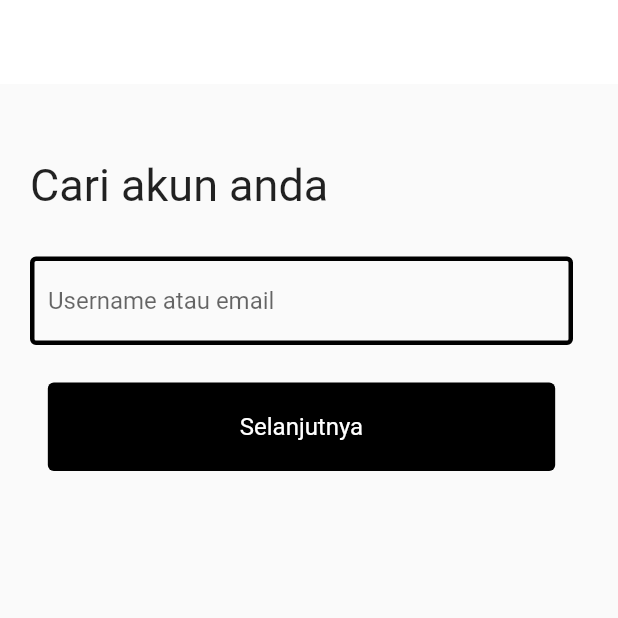
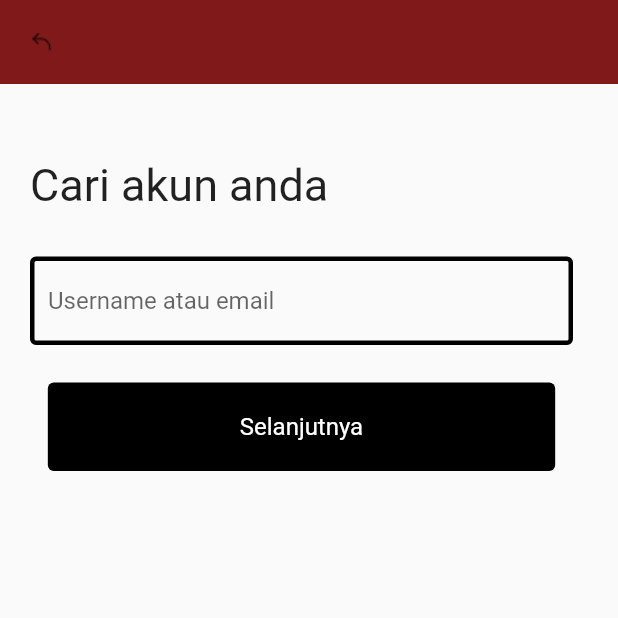
Before and after one commit to nida303/photos, a Flutter app: the ForgetPassView screen opened directly, on a phone screen of 412 x 824 dp, the top half of it. Run offline on Flutter 3.47's test engine with Material 2 defaults, Android fonts, the phone set to English and light mode, and no system bars; our stand-ins replace circle_nav_bar.

Commit message:
tambah fitur kembali

```diff
--- a/lib/forgetpass.dart
+++ b/lib/forgetpass.dart
@@ -28,8 +28,9 @@ class ForgetPassViewState extends State<ForgetPassView> {
           onTap: () {
             Navigator.pop(context);
           },
+          child: Image.asset('assets/images/Back.png'),
         ),
-        backgroundColor: Colors.white,
+        backgroundColor: const Color.fromARGB(255, 128, 26, 26),
         elevation: 0.0,
       ),
       body: Padding(
```
